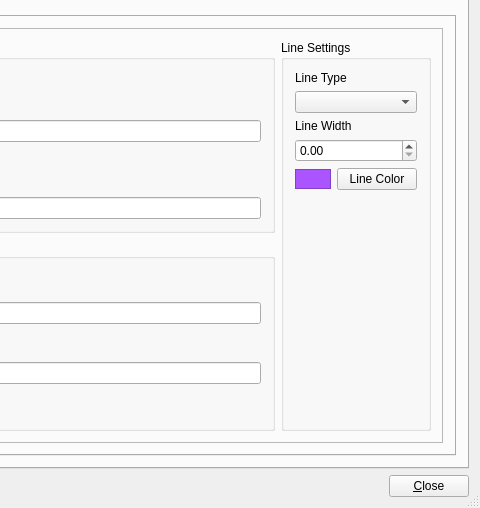
Above: src/terralib/layout/qt/ui/GridSettings.ui from claudiobogossian/terraprint before the change; both pictures show x 314 to 794 and y 113 to 621 of the 794 by 621 pixel window. Below: the same form after it.
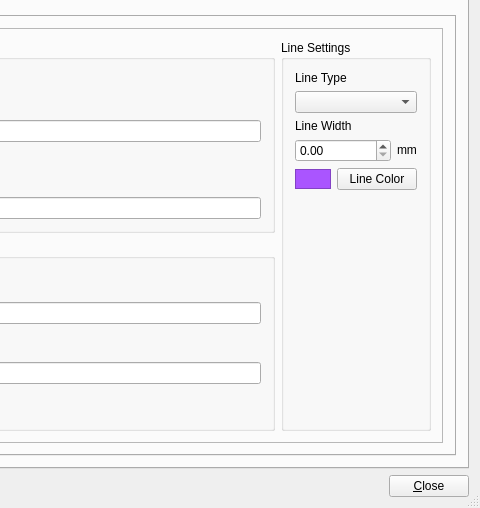
That is the form after the change. The open tabs and pages were chosen to show the change.

Commit message: validating double precision and including unit label fixes #278 #266

Patch:
```diff
--- a/src/terralib/layout/qt/ui/GridSettings.ui
+++ b/src/terralib/layout/qt/ui/GridSettings.ui
@@ -282,10 +282,6 @@
                   <property name="flat">
                    <bool>true</bool>
                   </property>
-                  <layout class="QVBoxLayout" name="verticalLayout_12">
-                   <item>
-                    <layout class="QVBoxLayout" name="verticalLayout_10">
-                     <item>
                       <layout class="QVBoxLayout" name="verticalLayout_9">
                        <item>
                         <layout class="QVBoxLayout" name="verticalLayout_8">
@@ -313,12 +309,39 @@
                           </widget>
                          </item>
                          <item>
+                      <layout class="QHBoxLayout" name="horizontalLayout_13">
+                       <item>
                           <widget class="QDoubleSpinBox" name="m_planarLineWidthDoubleSpinBox">
                            <property name="singleStep">
                             <double>0.500000000000000</double>
                            </property>
                           </widget>
                          </item>
+                       <item>
+                        <widget class="QLabel" name="label_2">
+                         <property name="sizePolicy">
+                          <sizepolicy hsizetype="Minimum" vsizetype="Preferred">
+                           <horstretch>0</horstretch>
+                           <verstretch>0</verstretch>
+                          </sizepolicy>
+                         </property>
+                         <property name="minimumSize">
+                          <size>
+                           <width>5</width>
+                           <height>5</height>
+                          </size>
+                         </property>
+                         <property name="maximumSize">
+                          <size>
+                           <width>20</width>
+                           <height>20</height>
+                          </size>
+                         </property>
+                         <property name="text">
+                          <string>mm</string>
+                         </property>
+                        </widget>
+                       </item>
                         </layout>
                        </item>
                        <item>
@@ -796,8 +819,6 @@
                          </item>
                         </layout>
                        </item>
-                      </layout>
-                     </item>
                      <item>
                       <spacer name="verticalSpacer">
                        <property name="orientation">
```
Left out of the diff: 8 changed lines with no effect on the pictures. Lines whose indentation alone changed are shown as unchanged. The commit also changes 12 other files.
